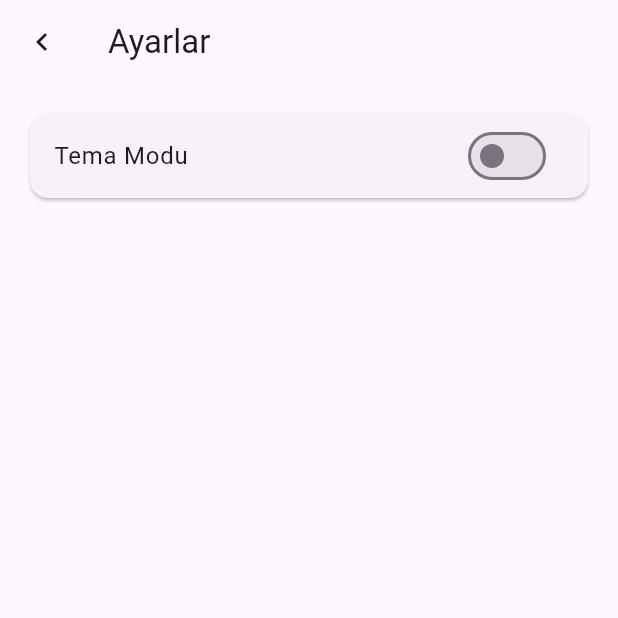
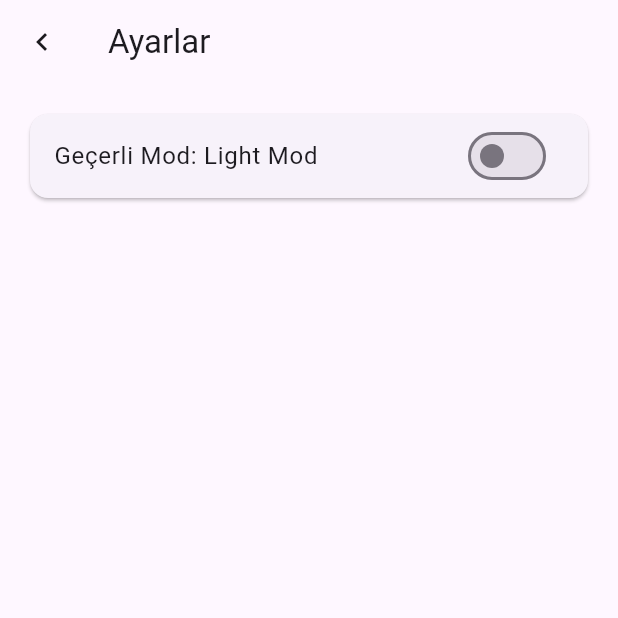
Before and after one commit to FurkanOguzgoksu/flutter-api-book-example, a Flutter app: the PageSettings screen opened directly, on a phone screen of 412 x 824 dp, the top half of it. Run offline on Flutter 3.47's test engine with Material 3 defaults, Android fonts, the phone set to English and light mode, and no system bars; our stand-ins replace animated_text_kit, carousel_slider, connectivity_plus, shared_preferences; accounts and stored records are empty.

Commit message:
added which theme mode it is in

```diff
--- a/lib/pages/user_operations/page_settings.dart
+++ b/lib/pages/user_operations/page_settings.dart
@@ -21,7 +21,9 @@ class PageSettings extends StatelessWidget {
         padding: const EdgeInsets.all(16.0),
         child: Card(
           child: ListTile(
-            title: const Text("Tema Modu"),
+            title: Text(
+              "Geçerli Mod: ${themeProvider.isDarkMode ? "Dark Mod" : "Light Mod"}",
+            ),
             trailing: Switch(
               value: themeProvider.isDarkMode,
               onChanged: (bool value) {
```
